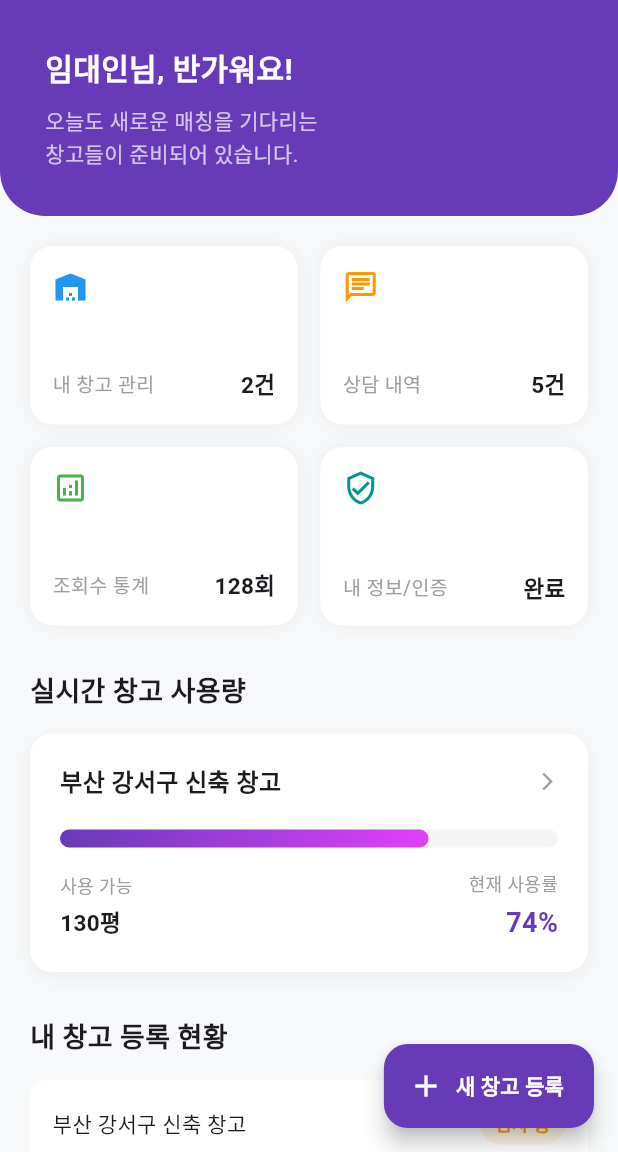
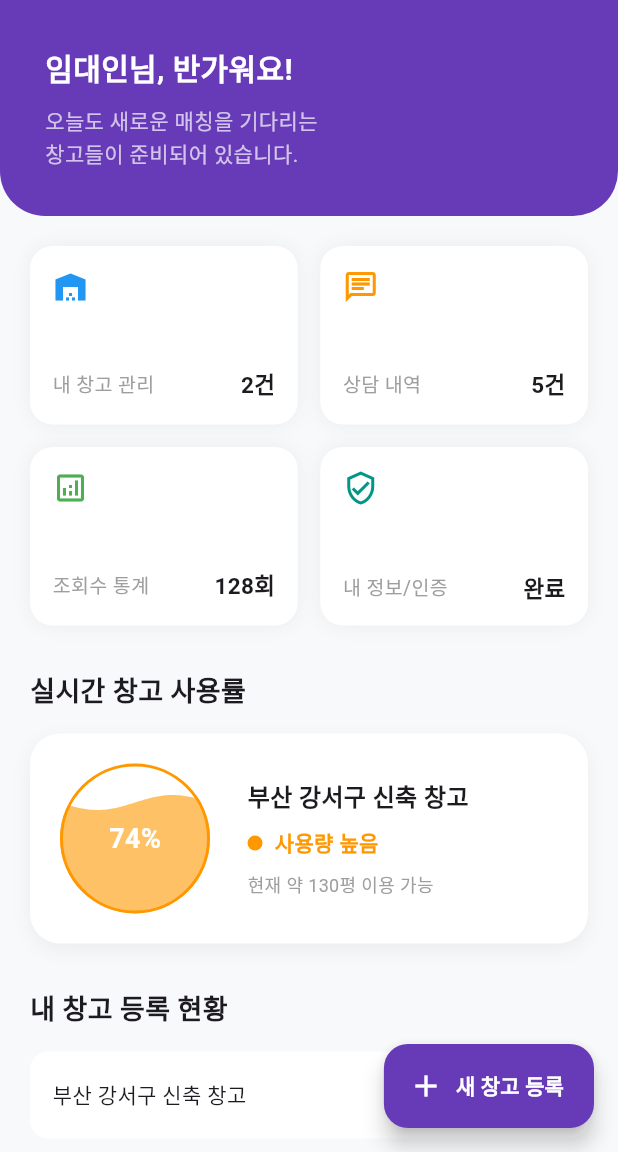
Before and after one commit to wlsrud2308-lang/next502_react_team_project, a Flutter app: the screen it shows after launch, on a phone screen of 412 x 824 dp, the part 84-1236 px from its top. Run offline on Flutter 3.47's test engine with Material 3 defaults, Android fonts, the phone set to English and light mode, and no system bars; our stand-ins replace liquid_progress_indicator_v2.

Commit message:
앱 사용률 변경

```diff
--- a/next502_app/lib/screens/provider_main_screen.dart
+++ b/next502_app/lib/screens/provider_main_screen.dart
@@ -24,17 +24,15 @@ class ProviderMainScreen extends StatelessWidget {
 
                   const SizedBox(height: 30),
 
-                  // === 추가된 사용량 섹션 ===
-                  const Text("실시간 창고 사용량",
+                  // === 웨이브 볼 형식으로 변경된 사용량 섹션 ===
+                  const Text("실시간 창고 사용률",
                       style: TextStyle(fontSize: 18, fontWeight: FontWeight.bold)),
                   const SizedBox(height: 15),
                   const WarehouseUsage(
                     warehouseName: "부산 강서구 신축 창고",
-                    usageRate: 0.74,
-                    totalSpace: 500,
-                    usedSpace: 370,
+                    usagePercent: 0.74, // 74% 사용 중
                   ),
-                  // =======================
+                  // =========================================
 
                   const SizedBox(height: 30),
                   const Text("내 창고 등록 현황",
--- a/next502_app/lib/widgets/warehouse_usage.dart
+++ b/next502_app/lib/widgets/warehouse_usage.dart
@@ -1,102 +1,87 @@
 import 'package:flutter/material.dart';
+import 'package:liquid_progress_indicator_v2/liquid_progress_indicator.dart';
 
 class WarehouseUsage extends StatelessWidget {
   final String warehouseName;
-  final double usageRate; // 0.0 ~ 1.0 (예: 0.85)
-  final int totalSpace;   // 전체 평수
-  final int usedSpace;    // 사용 중인 평수
+  final double usagePercent; // 0.0 ~ 1.0
 
   const WarehouseUsage({
     super.key,
-    this.warehouseName = "제1 물류창고",
-    this.usageRate = 0.85,
-    this.totalSpace = 200,
-    this.usedSpace = 170,
+    required this.warehouseName,
+    required this.usagePercent,
   });
+
+  // 사용률에 따른 상태 색상 결정 로직
+  Color _getStatusColor(double rate) {
+    if (rate >= 0.9) return Colors.red;        // 90% 이상: 위험
+    if (rate >= 0.7) return Colors.orange;     // 70% 이상: 주의
+    return Colors.green;                       // 그 외: 정상/여유
+  }
 
   @override
   Widget build(BuildContext context) {
+    Color statusColor = _getStatusColor(usagePercent);
+
     return Container(
       padding: const EdgeInsets.all(20),
       decoration: BoxDecoration(
         color: Colors.white,
-        borderRadius: BorderRadius.circular(15),
+        borderRadius: BorderRadius.circular(20),
         boxShadow: [
-          BoxShadow(
-            color: Colors.black.withOpacity(0.05),
-            blurRadius: 10,
-            offset: const Offset(0, 4),
-          ),
+          BoxShadow(color: Colors.black.withOpacity(0.05), blurRadius: 10, offset: const Offset(0, 4))
         ],
       ),
-      child: Column(
-        crossAxisAlignment: CrossAxisAlignment.start,
+      child: Row(
         children: [
-          // 1. 헤더 (이름 및 상세 버튼)
-          Row(
-            mainAxisAlignment: MainAxisAlignment.spaceBetween,
-            children: [
-              Text(
-                warehouseName,
-                style: const TextStyle(fontSize: 16, fontWeight: FontWeight.bold),
-              ),
-              const Icon(Icons.arrow_forward_ios, size: 14, color: Colors.grey),
-            ],
-          ),
-          const SizedBox(height: 20),
-
-          // 2. 중앙 사용률 바 (Progress Bar)
-          Stack(
-            children: [
-              // 배경 바
-              Container(
-                height: 12,
-                width: double.infinity,
-                decoration: BoxDecoration(
-                  color: Colors.grey.shade100,
-                  borderRadius: BorderRadius.circular(10),
+          // 웨이브 볼 영역
+          SizedBox(
+            width: 100,
+            height: 100,
+            child: LiquidCircularProgressIndicator(
+              value: usagePercent,
+              valueColor: AlwaysStoppedAnimation(statusColor.withOpacity(0.6)),
+              backgroundColor: Colors.white,
+              borderColor: statusColor,
+              borderWidth: 2.0,
+              direction: Axis.vertical,
+              center: Text(
+                "${(usagePercent * 100).toInt()}%",
+                style: TextStyle(
+                  fontSize: 18,
+                  fontWeight: FontWeight.bold,
+                  color: usagePercent > 0.5 ? Colors.white : statusColor,
                 ),
               ),
-              // 실제 사용량 바 (애니메이션 효과를 주면 더 좋습니다)
-              FractionallySizedBox(
-                widthFactor: usageRate,
-                child: Container(
-                  height: 12,
-                  decoration: BoxDecoration(
-                    gradient: const LinearGradient(
-                      colors: [Colors.deepPurple, Colors.purpleAccent],
+            ),
+          ),
+          const SizedBox(width: 25),
+          // 정보 텍스트 영역
+          Expanded(
+            child: Column(
+              crossAxisAlignment: CrossAxisAlignment.start,
+              children: [
+                Text(warehouseName,
+                    style: const TextStyle(fontWeight: FontWeight.bold, fontSize: 16)),
+                const SizedBox(height: 8),
+                Row(
+                  children: [
+                    Container(
+                      width: 10,
+                      height: 10,
+                      decoration: BoxDecoration(color: statusColor, shape: BoxShape.circle),
                     ),
-                    borderRadius: BorderRadius.circular(10),
-                  ),
+                    const SizedBox(width: 8),
+                    Text(
+                      usagePercent >= 0.9 ? "공간 부족 (위험)" : (usagePercent >= 0.7 ? "사용량 높음" : "운영 여유"),
+                      style: TextStyle(color: statusColor, fontWeight: FontWeight.bold, fontSize: 14),
+                    ),
+                  ],
                 ),
-              ),
-            ],
-          ),
-          const SizedBox(height: 15),
-
-          // 3. 하단 상세 수치
-          Row(
-            mainAxisAlignment: MainAxisAlignment.spaceBetween,
-            children: [
-              Column(
-                crossAxisAlignment: CrossAxisAlignment.start,
-                children: [
-                  const Text("사용 가능", style: TextStyle(color: Colors.grey, fontSize: 12)),
-                  const SizedBox(height: 4),
-                  Text("${totalSpace - usedSpace}평",
-                      style: const TextStyle(fontWeight: FontWeight.bold, fontSize: 15)),
-                ],
-              ),
-              Column(
-                crossAxisAlignment: CrossAxisAlignment.end,
-                children: [
-                  const Text("현재 사용률", style: TextStyle(color: Colors.grey, fontSize: 12)),
-                  const SizedBox(height: 4),
-                  Text("${(usageRate * 100).toInt()}%",
-                      style: const TextStyle(color: Colors.deepPurple, fontWeight: FontWeight.bold, fontSize: 18)),
-                ],
-              ),
-            ],
+                const SizedBox(height: 8),
+                const Text("현재 약 130평 이용 가능",
+                    style: TextStyle(color: Colors.grey, fontSize: 12)),
+              ],
+            ),
           ),
         ],
       ),
--- a/next502_app/pubspec.yaml
+++ b/next502_app/pubspec.yaml
@@ -42,6 +42,8 @@ dependencies:
   cloud_firestore: ^6.1.3
   intl: ^0.19.0
   cached_network_image: ^3.2.3
+
+  liquid_progress_indicator_v2: any
 
 dev_dependencies:
   flutter_test:
```
Also changed, not shown: next502_app/pubspec.lock.
